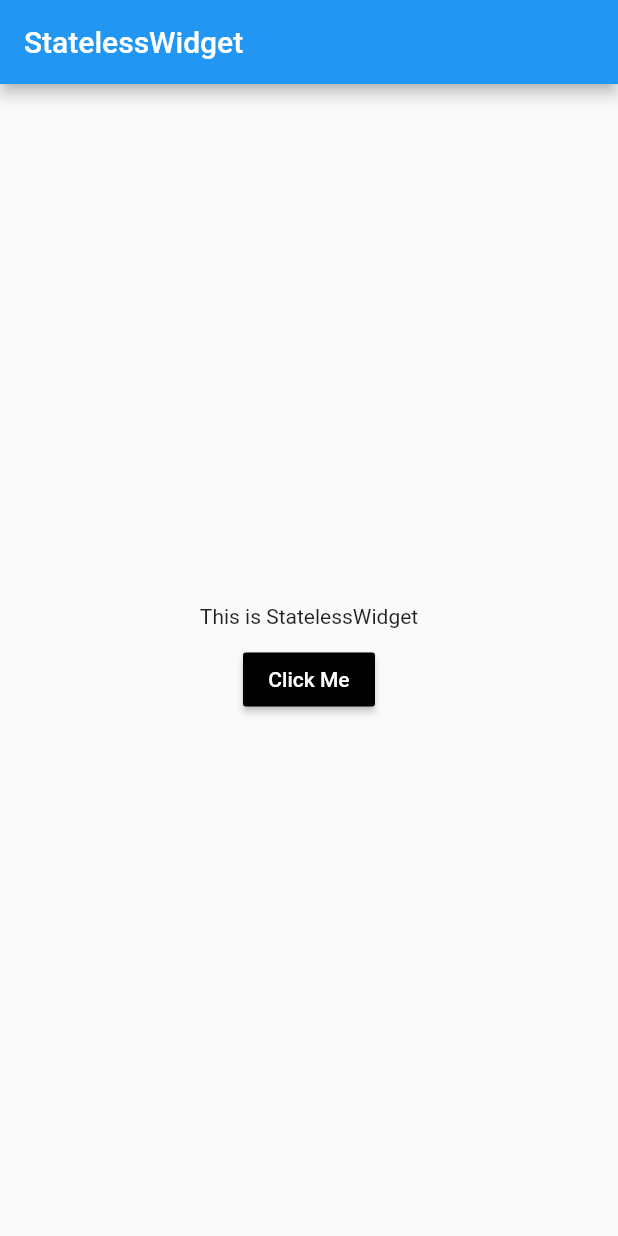
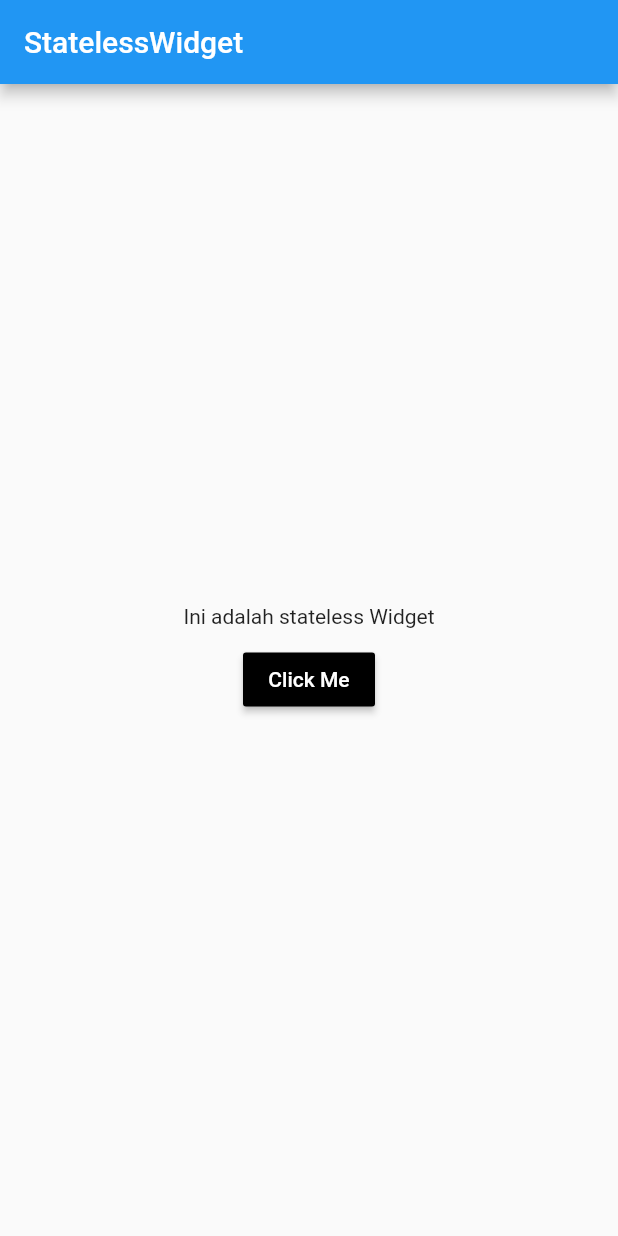
Before and after one commit to gistyaa/crud_firebase_flutter, a Flutter app: the screen it shows after launch, on a phone screen of 412 x 824 dp. Run offline on Flutter 3.47's test engine with Material 2 defaults, Android fonts, the phone set to English and light mode, and no system bars.

Commit message:
Ganti Judul

```diff
--- a/crud_firebase_flutter/lib/main.dart
+++ b/crud_firebase_flutter/lib/main.dart
@@ -21,7 +21,7 @@ class MyApp extends StatelessWidget {
           mainAxisAlignment: MainAxisAlignment.center,
           children: <Widget>[
             Text(
-                "This is StatelessWidget",
+                "Ini adalah stateless Widget",
             ),
             Padding(
                 padding: EdgeInsets.only(bottom: 10.0),
```
